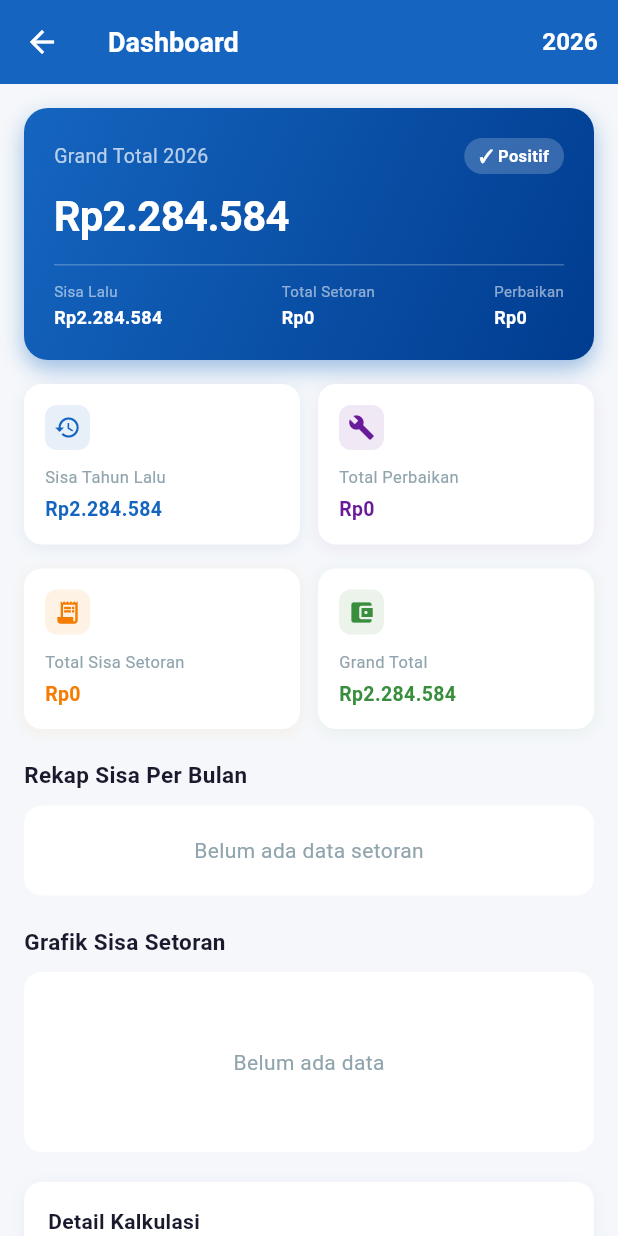
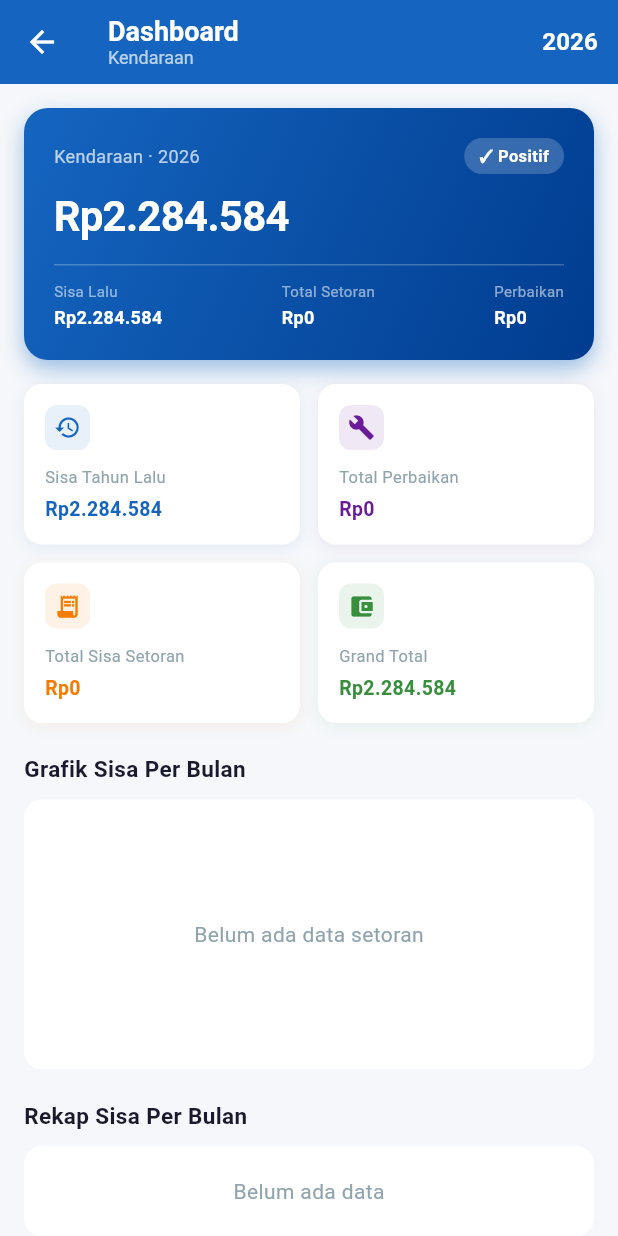
Before and after one commit to redovarin09/setoran_mobil, a Flutter app: the DashboardScreen screen opened directly, on a phone screen of 412 x 824 dp. Run offline on Flutter 3.47's test engine with Material 3 defaults, Android fonts, the phone set to English and light mode, and no system bars; our stand-ins replace fl_chart, share_plus, sqflite; missing offline and left inert: excel; accounts and stored records are empty.

Commit message:
feat: fl_chart dashboard, nama kendaraan, export Excel

```diff
--- a/lib/screens/dashboard/dashboard_screen.dart
+++ b/lib/screens/dashboard/dashboard_screen.dart
@@ -1,3 +1,4 @@
+import 'package:fl_chart/fl_chart.dart';
 import 'package:flutter/material.dart';
 import '../../core/constants/app_colors.dart';
 import '../../core/constants/app_strings.dart';
@@ -15,15 +16,17 @@ class _DashboardScreenState extends State<DashboardScreen> {
   final _db = DbHelper();
   int _tahun = DateTime.now().year;
 
-  int _sisaTahunLalu    = 0;
-  Map<int, int> _sisaPerBulan = {};
-  int _totalPerbaikan   = 0;
-  bool _loading         = true;
+  int _sisaTahunLalu      = 0;
+  Map<int, int> _perBulan = {};
+  int _totalPerbaikan     = 0;
+  String _namaKendaraan   = 'Kendaraan';
+  bool _loading           = true;
+  int? _touchedIndex;
 
   int get _totalSetoran =>
-      _sisaPerBulan.values.fold(0, (a, b) => a + b);
-  int get _totalKotor  => _sisaTahunLalu + _totalSetoran;
-  int get _grandTotal  => _totalKotor - _totalPerbaikan;
+      _perBulan.values.fold(0, (a, b) => a + b);
+  int get _grandTotal =>
+      _sisaTahunLalu + _totalSetoran - _totalPerbaikan;
 
   @override
   void initState() {
@@ -33,14 +36,18 @@ class _DashboardScreenState extends State<DashboardScreen> {
 
   Future<void> _load() async {
     setState(() => _loading = true);
-    final sisa     = await _db.getSisaTahunLalu();
-    final perBulan = await _db.getAllSisaPerBulan(_tahun);
-    final perbaikan= await _db.getTotalPerbaikan(_tahun);
+    final results = await Future.wait([
+      _db.getSisaTahunLalu(),
+      _db.getAllSisaPerBulan(_tahun),
+      _db.getTotalPerbaikan(_tahun),
+      _db.getKendaraanNama(),
+    ]);
     setState(() {
-      _sisaTahunLalu  = sisa;
-      _sisaPerBulan   = perBulan;
-      _totalPerbaikan = perbaikan;
-      _loading        = false;
+      _sisaTahunLalu   = results[0] as int;
+      _perBulan        = results[1] as Map<int, int>;
+      _totalPerbaikan  = results[2] as int;
+      _namaKendaraan   = results[3] as String;
+      _loading         = false;
     });
   }
 
@@ -50,24 +57,35 @@ class _DashboardScreenState extends State<DashboardScreen> {
       backgroundColor: AppColors.background,
       appBar: AppBar(
         backgroundColor: AppColors.primary,
-        title: const Text('Dashboard'),
+        title: Column(
+          crossAxisAlignment: CrossAxisAlignment.start,
+          children: [
+            const Text('Dashboard'),
+            Text(
+              _namaKendaraan,
+              style: const TextStyle(
+                fontSize: 12,
+                color: Colors.white70,
+                fontWeight: FontWeight.normal,
+              ),
+            ),
+          ],
+        ),
         actions: [
           TextButton(
             onPressed: _pilihTahun,
-            child: Text(
-              '$_tahun',
+            child: Text('$_tahun',
                 style: const TextStyle(
                   color: Colors.white,
                   fontWeight: FontWeight.bold,
                   fontSize: 16,
-              ),
-            ),
+                )),
           ),
         ],
       ),
       body: _loading
-          ? const Center(
-              child: CircularProgressIndicator(color: AppColors.primary))
+          ? const Center(child: CircularProgressIndicator(
+              color: AppColors.primary))
           : RefreshIndicator(
               onRefresh: _load,
               color: AppColors.primary,
@@ -77,87 +95,62 @@ class _DashboardScreenState extends State<DashboardScreen> {
                 child: Column(
                   crossAxisAlignment: CrossAxisAlignment.start,
                   children: [
-                    // Grand Total Card
                     _buildGrandTotalCard(),
                     const SizedBox(height: 16),
-
-                    // Row 2 card kecil
-                    Row(
-                      children: [
-                        Expanded(
-                          child: _buildMiniCard(
+                    Row(children: [
+                      Expanded(child: _buildMiniCard(
                         label: 'Sisa Tahun Lalu',
-                            value: CurrencyFormatter.format(_sisaTahunLalu),
+                        value: CurrencyFormatter.format(
+                            _sisaTahunLalu),
                         icon: Icons.history,
                         color: AppColors.primary,
-                          ),
-                        ),
+                      )),
                       const SizedBox(width: 12),
-                        Expanded(
-                          child: _buildMiniCard(
+                      Expanded(child: _buildMiniCard(
                         label: 'Total Perbaikan',
-                            value: CurrencyFormatter.format(_totalPerbaikan),
+                        value: CurrencyFormatter.format(
+                            _totalPerbaikan),
                         icon: Icons.build,
                         color: const Color(0xFF6A1B9A),
-                          ),
-                        ),
-                      ],
-                    ),
-                    const SizedBox(height: 16),
-
-                    Row(
-                      children: [
-                        Expanded(
-                          child: _buildMiniCard(
+                      )),
+                    ]),
+                    const SizedBox(height: 12),
+                    Row(children: [
+                      Expanded(child: _buildMiniCard(
                         label: 'Total Sisa Setoran',
-                            value: CurrencyFormatter.format(_totalSetoran),
+                        value: CurrencyFormatter.format(
+                            _totalSetoran),
                         icon: Icons.receipt_long,
                         color: AppColors.warning,
-                          ),
-                        ),
+                      )),
                       const SizedBox(width: 12),
-                        Expanded(
-                          child: _buildMiniCard(
+                      Expanded(child: _buildMiniCard(
                         label: 'Grand Total',
-                            value: CurrencyFormatter.format(_grandTotal),
+                        value: CurrencyFormatter.format(
+                            _grandTotal),
                         icon: Icons.account_balance_wallet,
                         color: _grandTotal >= 0
                             ? AppColors.success
                             : AppColors.danger,
-                          ),
-                        ),
-                      ],
-                    ),
+                      )),
+                    ]),
                     const SizedBox(height: 20),
 
-                    // Rekap per bulan
-                    const Text(
-                      'Rekap Sisa Per Bulan',
-                      style: TextStyle(
-                        fontSize: 15,
-                        fontWeight: FontWeight.bold,
-                        color: AppColors.textDark,
-                      ),
-                    ),
+                    // fl_chart Bar Chart
+                    _sectionTitle('Grafik Sisa Per Bulan'),
+                    const SizedBox(height: 10),
+                    _buildFlChart(),
+                    const SizedBox(height: 20),
+
+                    // Rekap bulan
+                    _sectionTitle('Rekap Sisa Per Bulan'),
                     const SizedBox(height: 10),
                     _buildRekapBulan(),
                     const SizedBox(height: 20),
 
-                    // Bar chart sederhana
-                    const Text(
-                      'Grafik Sisa Setoran',
-                      style: TextStyle(
-                        fontSize: 15,
-                        fontWeight: FontWeight.bold,
-                        color: AppColors.textDark,
-                      ),
-                    ),
-                    const SizedBox(height: 10),
-                    _buildBarChart(),
-                    const SizedBox(height: 20),
-
-                    // Kalkulasi detail
-                    _buildKalkulasiDetail(),
+                    // Detail kalkulasi
+                    _buildKalkulasi(),
+                    const SizedBox(height: 16),
                   ],
                 ),
               ),
@@ -183,7 +176,7 @@ class _DashboardScreenState extends State<DashboardScreen> {
             color: (_grandTotal >= 0
                     ? AppColors.primary
                     : AppColors.danger)
-                .withOpacity(0.4),
+                .withValues(alpha: 0.4),
             blurRadius: 12,
             offset: const Offset(0, 6),
           ),
@@ -196,17 +189,15 @@ class _DashboardScreenState extends State<DashboardScreen> {
             mainAxisAlignment: MainAxisAlignment.spaceBetween,
             children: [
               Text(
-  'Grand Total $_tahun',
-  style: const TextStyle(     // ← const pindah ke sini
-    color: Colors.white70,
-    fontSize: 13,
-  ),
+                '$_namaKendaraan · $_tahun',
+                style: const TextStyle(
+                    color: Colors.white70, fontSize: 12),
               ),
               Container(
                 padding: const EdgeInsets.symmetric(
                     horizontal: 10, vertical: 4),
                 decoration: BoxDecoration(
-                  color: Colors.white.withOpacity(0.2),
+                  color: Colors.white.withValues(alpha: 0.2),
                   borderRadius: BorderRadius.circular(20),
                 ),
                 child: Text(
@@ -236,12 +227,12 @@ class _DashboardScreenState extends State<DashboardScreen> {
           Row(
             mainAxisAlignment: MainAxisAlignment.spaceBetween,
             children: [
-              _grandTotalItem(
-                  'Sisa Lalu', CurrencyFormatter.format(_sisaTahunLalu)),
-              _grandTotalItem(
-                  'Total Setoran', CurrencyFormatter.format(_totalSetoran)),
-              _grandTotalItem(
-                  'Perbaikan', CurrencyFormatter.format(_totalPerbaikan)),
+              _gtItem('Sisa Lalu',
+                  CurrencyFormatter.format(_sisaTahunLalu)),
+              _gtItem('Total Setoran',
+                  CurrencyFormatter.format(_totalSetoran)),
+              _gtItem('Perbaikan',
+                  CurrencyFormatter.format(_totalPerbaikan)),
             ],
           ),
         ],
@@ -249,7 +240,7 @@ class _DashboardScreenState extends State<DashboardScreen> {
     );
   }
 
-  Widget _grandTotalItem(String label, String value) {
+  Widget _gtItem(String label, String value) {
     return Column(
       crossAxisAlignment: CrossAxisAlignment.start,
       children: [
@@ -279,7 +270,7 @@ class _DashboardScreenState extends State<DashboardScreen> {
         borderRadius: BorderRadius.circular(12),
         boxShadow: [
           BoxShadow(
-            color: color.withOpacity(0.08),
+            color: color.withValues(alpha: 0.08),
             blurRadius: 8,
             offset: const Offset(0, 2),
           ),
@@ -291,7 +282,7 @@ class _DashboardScreenState extends State<DashboardScreen> {
           Container(
             padding: const EdgeInsets.all(6),
             decoration: BoxDecoration(
-              color: color.withOpacity(0.1),
+              color: color.withValues(alpha: 0.1),
               borderRadius: BorderRadius.circular(8),
             ),
             child: Icon(icon, color: color, size: 18),
@@ -314,10 +305,10 @@ class _DashboardScreenState extends State<DashboardScreen> {
     );
   }
 
-  Widget _buildRekapBulan() {
-    if (_sisaPerBulan.isEmpty) {
+  Widget _buildFlChart() {
+    if (_perBulan.isEmpty) {
       return Container(
-        padding: const EdgeInsets.all(20),
+        height: 180,
         decoration: BoxDecoration(
           color: Colors.white,
           borderRadius: BorderRadius.circular(12),
@@ -329,13 +320,199 @@ class _DashboardScreenState extends State<DashboardScreen> {
       );
     }
 
+    final maxVal = _perBulan.values
+        .fold(0, (a, b) => a > b ? a : b)
+        .toDouble();
+
+    return Container(
+      padding: const EdgeInsets.fromLTRB(8, 16, 8, 8),
+      decoration: BoxDecoration(
+        color: Colors.white,
+        borderRadius: BorderRadius.circular(12),
+        boxShadow: [
+          BoxShadow(
+            color: AppColors.primary.withValues(alpha: 0.06),
+            blurRadius: 8,
+            offset: const Offset(0, 2),
+          ),
+        ],
+      ),
+      child: Column(
+        children: [
+          SizedBox(
+            height: 180,
+            child: BarChart(
+              BarChartData(
+                maxY: maxVal * 1.2,
+                barTouchData: BarTouchData(
+                  enabled: true,
+                  touchCallback:
+                      (FlTouchEvent event, barTouchResponse) {
+                    setState(() {
+                      if (barTouchResponse == null ||
+                          barTouchResponse.spot == null) {
+                        _touchedIndex = null;
+                        return;
+                      }
+                      _touchedIndex = barTouchResponse
+                          .spot!.touchedBarGroupIndex;
+                    });
+                  },
+                  touchTooltipData: BarTouchTooltipData(
+                    getTooltipColor: (_) => AppColors.primaryDark,
+                    tooltipRoundedRadius: 8,
+                    getTooltipItem: (group, gi, rod, ri) {
+                      final bulan = group.x + 1;
+                      final nilai = _perBulan[bulan] ?? 0;
+                      return BarTooltipItem(
+                        '${AppStrings.bulan[bulan - 1]}\n'
+                        '${CurrencyFormatter.format(nilai)}',
+                        const TextStyle(
+                          color: Colors.white,
+                          fontSize: 11,
+                          fontWeight: FontWeight.bold,
+                        ),
+                      );
+                    },
+                  ),
+                ),
+                titlesData: FlTitlesData(
+                  leftTitles: const AxisTitles(
+                    sideTitles: SideTitles(showTitles: false),
+                  ),
+                  topTitles: const AxisTitles(
+                    sideTitles: SideTitles(showTitles: false),
+                  ),
+                  rightTitles: const AxisTitles(
+                    sideTitles: SideTitles(showTitles: false),
+                  ),
+                  bottomTitles: AxisTitles(
+                    sideTitles: SideTitles(
+                      showTitles: true,
+                      getTitlesWidget: (val, meta) {
+                        final b = val.toInt() + 1;
+                        return Padding(
+                          padding: const EdgeInsets.only(top: 4),
+                          child: Text(
+                            AppStrings.bulan[b - 1]
+                                .substring(0, 1),
+                            style: TextStyle(
+                              fontSize: 10,
+                              color: _touchedIndex == val.toInt()
+                                  ? AppColors.primary
+                                  : AppColors.textLight,
+                              fontWeight:
+                                  _touchedIndex == val.toInt()
+                                      ? FontWeight.bold
+                                      : FontWeight.normal,
+                            ),
+                          ),
+                        );
+                      },
+                      reservedSize: 20,
+                    ),
+                  ),
+                ),
+                gridData: FlGridData(
+                  show: true,
+                  drawVerticalLine: false,
+                  getDrawingHorizontalLine: (_) => FlLine(
+                    color: AppColors.divider,
+                    strokeWidth: 1,
+                  ),
+                ),
+                borderData: FlBorderData(show: false),
+                barGroups: List.generate(12, (i) {
+                  final bulan = i + 1;
+                  final sisa  =
+                      (_perBulan[bulan] ?? 0).toDouble();
+                  final isTouched = _touchedIndex == i;
+                  final isThisMonth =
+                      bulan == DateTime.now().month &&
+                          _tahun == DateTime.now().year;
+
+                  return BarChartGroupData(
+                    x: i,
+                    barRods: [
+                      BarChartRodData(
+                        toY: sisa == 0 ? 0.5 : sisa,
+                        color: isTouched
+                            ? AppColors.accent
+                            : isThisMonth
+                                ? AppColors.primary
+                                : AppColors.primaryLight
+                                    .withValues(alpha: 0.6),
+                        width: isTouched ? 18 : 14,
+                        borderRadius: const BorderRadius.vertical(
+                          top: Radius.circular(4),
+                        ),
+                      ),
+                    ],
+                  );
+                }),
+              ),
+            ),
+          ),
+
+          // Legend
+          const SizedBox(height: 8),
+          Row(
+            mainAxisAlignment: MainAxisAlignment.center,
+            children: [
+              _legendDot(AppColors.primary, 'Bulan ini'),
+              const SizedBox(width: 16),
+              _legendDot(AppColors.accent, 'Dipilih'),
+              const SizedBox(width: 16),
+              _legendDot(
+                  AppColors.primaryLight.withValues(alpha: 0.6),
+                  'Lainnya'),
+            ],
+          ),
+        ],
+      ),
+    );
+  }
+
+  Widget _legendDot(Color color, String label) {
+    return Row(
+      children: [
+        Container(
+          width: 10, height: 10,
+          decoration: BoxDecoration(
+            color: color,
+            borderRadius: BorderRadius.circular(2),
+          ),
+        ),
+        const SizedBox(width: 4),
+        Text(label,
+            style: const TextStyle(
+                fontSize: 10, color: AppColors.textLight)),
+      ],
+    );
+  }
+
+  Widget _buildRekapBulan() {
+    if (_perBulan.isEmpty) {
+      return Container(
+        padding: const EdgeInsets.all(20),
+        decoration: BoxDecoration(
+          color: Colors.white,
+          borderRadius: BorderRadius.circular(12),
+        ),
+        child: const Center(
+          child: Text('Belum ada data',
+              style: TextStyle(color: AppColors.textLight)),
+        ),
+      );
+    }
+
     return Container(
       decoration: BoxDecoration(
         color: Colors.white,
         borderRadius: BorderRadius.circular(12),
         boxShadow: [
           BoxShadow(
-            color: AppColors.primary.withOpacity(0.06),
+            color: AppColors.primary.withValues(alpha: 0.06),
             blurRadius: 8,
             offset: const Offset(0, 2),
           ),
@@ -344,7 +521,7 @@ class _DashboardScreenState extends State<DashboardScreen> {
       child: Column(
         children: List.generate(12, (i) {
           final bulan = i + 1;
-          final sisa  = _sisaPerBulan[bulan] ?? 0;
+          final sisa  = _perBulan[bulan] ?? 0;
           if (sisa == 0) return const SizedBox.shrink();
           return Column(
             children: [
@@ -352,14 +529,12 @@ class _DashboardScreenState extends State<DashboardScreen> {
                 padding: const EdgeInsets.symmetric(
                     horizontal: 16, vertical: 10),
                 child: Row(
-                  mainAxisAlignment: MainAxisAlignment.spaceBetween,
-                  children: [
-                    Row(
                   children: [
                     Container(
                       width: 28, height: 28,
                       decoration: BoxDecoration(
-                            color: AppColors.primary.withOpacity(0.1),
+                        color: AppColors.primary
+                            .withValues(alpha: 0.1),
                         borderRadius: BorderRadius.circular(6),
                       ),
                       child: Center(
@@ -372,7 +547,8 @@ class _DashboardScreenState extends State<DashboardScreen> {
                       ),
                     ),
                     const SizedBox(width: 10),
-                        Text(
+                    Expanded(
+                      child: Text(
                         AppStrings.bulan[i],
                         style: const TextStyle(
                           fontSize: 13,
@@ -380,7 +556,6 @@ class _DashboardScreenState extends State<DashboardScreen> {
                           fontWeight: FontWeight.w500,
                         ),
                       ),
-                      ],
                     ),
                     Text(
                       CurrencyFormatter.format(sisa),
@@ -402,101 +577,7 @@ class _DashboardScreenState extends State<DashboardScreen> {
     );
   }
 
-  Widget _buildBarChart() {
-    if (_sisaPerBulan.isEmpty) {
-      return Container(
-        height: 120,
-        decoration: BoxDecoration(
-          color: Colors.white,
-          borderRadius: BorderRadius.circular(12),
-        ),
-        child: const Center(
-          child: Text('Belum ada data',
-              style: TextStyle(color: AppColors.textLight)),
-        ),
-      );
-    }
-
-    final maxVal = _sisaPerBulan.values
-        .fold(0, (a, b) => a > b ? a : b)
-        .toDouble();
-
-    return Container(
-      padding: const EdgeInsets.fromLTRB(12, 16, 12, 8),
-      decoration: BoxDecoration(
-        color: Colors.white,
-        borderRadius: BorderRadius.circular(12),
-        boxShadow: [
-          BoxShadow(
-            color: AppColors.primary.withOpacity(0.06),
-            blurRadius: 8,
-            offset: const Offset(0, 2),
-          ),
-        ],
-      ),
-      child: Column(
-        children: [
-          SizedBox(
-            height: 120,
-            child: Row(
-              crossAxisAlignment: CrossAxisAlignment.end,
-              children: List.generate(12, (i) {
-                final bulan = i + 1;
-                final sisa  = (_sisaPerBulan[bulan] ?? 0).toDouble();
-                final ratio = maxVal > 0 ? sisa / maxVal : 0.0;
-                return Expanded(
-                  child: Padding(
-                    padding: const EdgeInsets.symmetric(horizontal: 2),
-                    child: Column(
-                      mainAxisAlignment: MainAxisAlignment.end,
-                      children: [
-                        if (sisa > 0)
-                          Container(
-                            height: 100 * ratio,
-                            decoration: BoxDecoration(
-                              color: bulan == DateTime.now().month
-                                  ? AppColors.accent
-                                  : AppColors.primary.withOpacity(0.7),
-                              borderRadius: const BorderRadius.vertical(
-                                  top: Radius.circular(4)),
-                            ),
-                          )
-                        else
-                          Container(
-                            height: 4,
-                            decoration: BoxDecoration(
-                              color: AppColors.divider,
-                              borderRadius: BorderRadius.circular(2),
-                            ),
-                          ),
-                      ],
-                    ),
-                  ),
-                );
-              }),
-            ),
-          ),
-          const SizedBox(height: 6),
-          Row(
-            children: List.generate(12, (i) {
-              return Expanded(
-                child: Text(
-                  AppStrings.bulan[i].substring(0, 1),
-                  textAlign: TextAlign.center,
-                  style: const TextStyle(
-                    fontSize: 10,
-                    color: AppColors.textLight,
-                  ),
-                ),
-              );
-            }),
-          ),
-        ],
-      ),
-    );
-  }
-
-  Widget _buildKalkulasiDetail() {
+  Widget _buildKalkulasi() {
     return Container(
       padding: const EdgeInsets.all(16),
       decoration: BoxDecoration(
@@ -504,7 +585,7 @@ class _DashboardScreenState extends State<DashboardScreen> {
         borderRadius: BorderRadius.circular(12),
         boxShadow: [
           BoxShadow(
-            color: AppColors.primary.withOpacity(0.06),
+            color: AppColors.primary.withValues(alpha: 0.06),
             blurRadius: 8,
             offset: const Offset(0, 2),
           ),
@@ -513,24 +594,23 @@ class _DashboardScreenState extends State<DashboardScreen> {
       child: Column(
         crossAxisAlignment: CrossAxisAlignment.start,
         children: [
-          const Text(
-            'Detail Kalkulasi',
+          const Text('Detail Kalkulasi',
               style: TextStyle(
                 fontSize: 14,
                 fontWeight: FontWeight.bold,
                 color: AppColors.textDark,
-            ),
-          ),
+              )),
           const SizedBox(height: 12),
           _kalRow('Sisa Tahun Lalu',
               CurrencyFormatter.format(_sisaTahunLalu)),
-          _kalRow('+ Total Sisa Setoran $_tahun',
+          _kalRow('+ Total Sisa Setoran',
               CurrencyFormatter.format(_totalSetoran)),
           const Divider(height: 16),
           _kalRow('Sub Total',
-              CurrencyFormatter.format(_totalKotor),
+              CurrencyFormatter.format(
+                  _sisaTahunLalu + _totalSetoran),
               bold: true),
-          _kalRow('- Total Biaya Perbaikan',
+          _kalRow('- Total Perbaikan',
               CurrencyFormatter.format(_totalPerbaikan),
               color: AppColors.danger),
           const Divider(height: 16),
@@ -549,9 +629,7 @@ class _DashboardScreenState extends State<DashboardScreen> {
   }
 
   Widget _kalRow(String label, String value,
-      {bool bold = false,
-      Color? color,
-      double fontSize = 13}) {
+      {bool bold = false, Color? color, double fontSize = 13}) {
     return Padding(
       padding: const EdgeInsets.symmetric(vertical: 4),
       child: Row(
@@ -575,6 +653,15 @@ class _DashboardScreenState extends State<DashboardScreen> {
       ),
     );
   }
+
+  Widget _sectionTitle(String title) => Text(
+        title,
+        style: const TextStyle(
+          fontSize: 15,
+          fontWeight: FontWeight.bold,
+          color: AppColors.textDark,
+        ),
+      );
 
   Future<void> _pilihTahun() async {
     final picked = await showDialog<int>(
--- a/pubspec.yaml
+++ b/pubspec.yaml
@@ -1,7 +1,7 @@
 name: setoran_mobil
 description: Aplikasi manajemen setoran dan perbaikan kendaraan
 publish_to: 'none'
-version: 1.0.1+2
+version: 1.1.0+3
 
 environment:
   sdk: '>=3.3.0 <4.0.0'
@@ -14,6 +14,8 @@ dependencies:
   intl: ^0.19.0
   path_provider: ^2.1.3
   share_plus: ^9.0.0
+  fl_chart: ^0.68.0
+  excel: ^4.0.6
   cupertino_icons: ^1.0.6
 
 dev_dependencies:
```
Also changed, not shown: lib/core/utils/excel_exporter.dart (added, +189 -0 lines), lib/screens/pengaturan/pengaturan_screen.dart (+27 -0 lines). Lines whose indentation alone changed are shown as unchanged.
